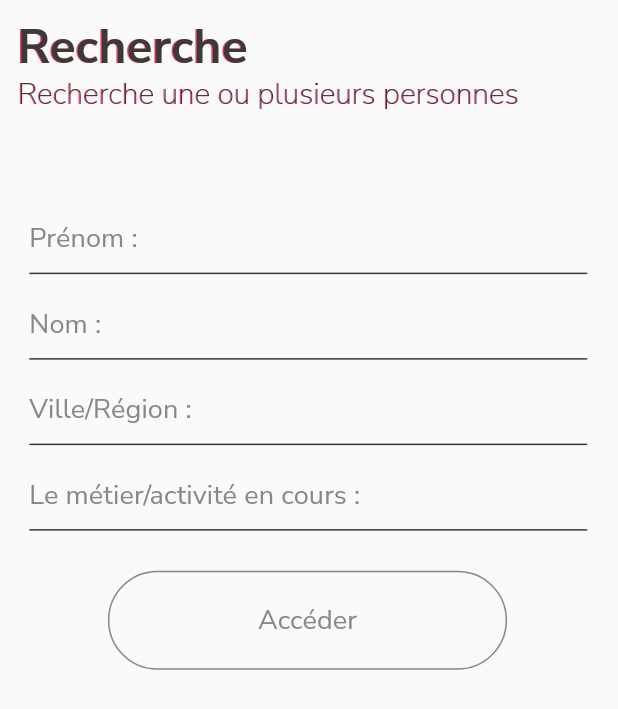
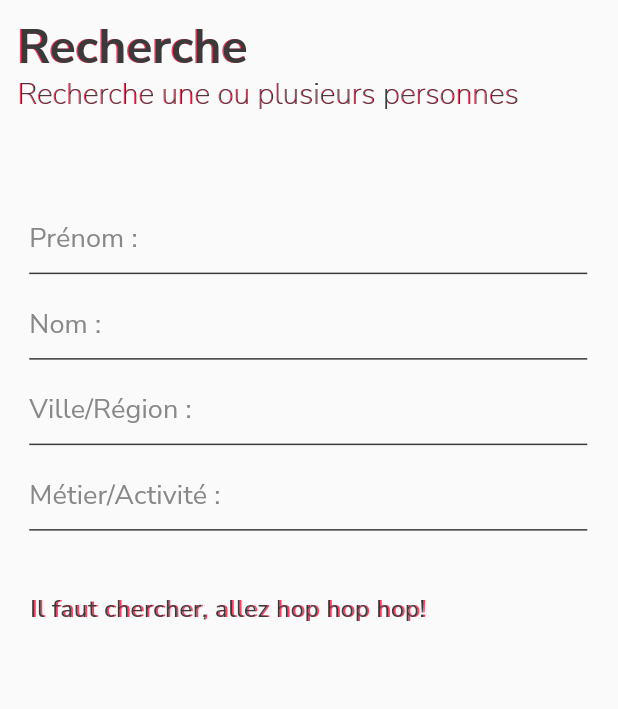
Before and after one commit to Elymne/red-flags, a Flutter app: the screen it shows after launch, on a phone screen of 412 x 824 dp. Shown: the top 709 px of the screen. Run offline on Flutter 3.47's test engine with Material 3 defaults, Android fonts, the phone set to English and light mode, and no system bars; our stand-ins replace dio, flutter_dotenv, flutter_riverpod, google_fonts; generated files the repository leaves out were written again.

Commit message:
Inprogress : adding desc text

```diff
--- a/lib/app/screens/search_screen.dart
+++ b/lib/app/screens/search_screen.dart
@@ -6,9 +6,10 @@ import 'package:flutter_gen/gen_l10n/app_localizations.dart';
 import 'package:red_flags/app/widgets/fantom_widget.dart';
 import 'package:red_flags/app/widgets/shakle_input.dart';
 import 'package:red_flags/app/widgets/shakle_outlined_button.dart';
+import 'package:red_flags/app/widgets/shakle_text.dart';
 import 'package:red_flags/app/widgets/title_container.dart';
-import 'package:red_flags/models/person.model.dart';
 import 'package:red_flags/providers/persons/search_persons.provider.dart';
+import 'package:red_flags/providers/provider_value.dart';
 
 class SearchScreen extends ConsumerStatefulWidget {
   const SearchScreen({super.key});
@@ -38,6 +39,7 @@ class _State extends ConsumerState<SearchScreen> with TickerProviderStateMixin {
   @override
   Widget build(BuildContext context) {
     final persons = ref.watch(searchPersonsProvider).value;
+    final indexResult = _getIndexResult();
 
     return Scaffold(
       body: Column(
@@ -113,19 +115,34 @@ class _State extends ConsumerState<SearchScreen> with TickerProviderStateMixin {
               ),
             ),
           ),
+
+          // TODO : Message helper (error, advice, guidance).
+          SizedBox(height: 20),
+          if (indexResult == 0)
+            Padding(
+              padding: const EdgeInsets.symmetric(horizontal: 20.0, vertical: 10.0),
+              child: ShakleText(
+                "Il faut chercher, allez hop hop hop!",
+                style: Theme.of(context).textTheme.bodyLarge,
+                animColor: Theme.of(context).colorScheme.primary,
+                hasIdleAnim: true,
+              ),
+            ),
+
           // Validation Button with result number.
-          FantomWidget(
-            duration: Duration(milliseconds: 2000),
-            child: SizedBox(
+          SizedBox(
             height: 100,
             child: PageView(
               controller: _pageController,
               physics: NeverScrollableScrollPhysics(),
               children: [
+                // Default value.
+                SizedBox(),
+                // Not found.
                 Align(
                   alignment: Alignment.center,
                   child: ShakleOutlinedButton(
-                      AppLocalizations.of(context)!.searchButton,
+                    AppLocalizations.of(context)!.noneButton,
                     animColor: Theme.of(context).colorScheme.primary,
                     isActive: false,
                     onPressed: () {
@@ -133,11 +150,11 @@ class _State extends ConsumerState<SearchScreen> with TickerProviderStateMixin {
                     },
                   ),
                 ),
-
+                // Found.
                 Align(
                   alignment: Alignment.center,
                   child: ShakleOutlinedButton(
-                      "${AppLocalizations.of(context)!.searchButton} (${persons.length})",
+                    "${AppLocalizations.of(context)!.lookButton} (${persons.length})",
                     animColor: Theme.of(context).colorScheme.primary,
                     isActive: true,
                     onPressed: () {
@@ -145,7 +162,7 @@ class _State extends ConsumerState<SearchScreen> with TickerProviderStateMixin {
                     },
                   ),
                 ),
-
+                // Not found and and you can create a new one.
                 Align(
                   alignment: Alignment.center,
                   child: ShakleOutlinedButton(
@@ -158,7 +175,6 @@ class _State extends ConsumerState<SearchScreen> with TickerProviderStateMixin {
                   ),
                 ),
               ],
-              ),
             ),
           ),
         ],
@@ -176,26 +192,40 @@ class _State extends ConsumerState<SearchScreen> with TickerProviderStateMixin {
       await ref
           .read(searchPersonsProvider.notifier)
           .search(firstname: _firstname, lastname: _lastname, zoneName: _zonename, jobname: _jobname);
-      // Get persons from search ahead.
-      final persons = ref.read(searchPersonsProvider).value;
-      // Switch to ListView Screen Button.
-      if (persons.isNotEmpty) {
-        _pageController.animateToPage(1, duration: Duration(milliseconds: 200), curve: Curves.easeIn);
+
+      // Display the correct button depending of result from provider (found, not found, error).
+      final index = _getIndexResult();
+      if (index > 3) {
+        // An index higher than 3 mean an error occured.
+        _pageController.animateToPage(0, duration: Duration(milliseconds: 400), curve: Curves.easeIn);
         return;
       }
-      // Switch to CreateNew Screen Button.
-      if (_firstname.isNotEmpty &&
-          _lastname.isNotEmpty &&
-          _zonename.isNotEmpty &&
-          _jobname.isNotEmpty &&
-          persons.isNotEmpty &&
-          persons.isEmpty) {
-        _pageController.animateToPage(2, duration: Duration(milliseconds: 200), curve: Curves.easeIn);
-        return;
-      }
-      // Switch to Disabled Button.
-      _pageController.animateToPage(0, duration: Duration(milliseconds: 200), curve: Curves.easeIn);
+      _pageController.animateToPage(_getIndexResult(), duration: Duration(milliseconds: 400), curve: Curves.easeIn);
       return;
     });
   }
+
+  /// This function simply give us the correct button to display + correct message.
+  int _getIndexResult() {
+    // Get persons from search ahead.
+    final providerValue = ref.read(searchPersonsProvider);
+    // An error occured while fetching data.
+    if (providerValue.state == ProviderState.failure) {
+      return 4;
     }
+    // Switch to ListView Screen Button.
+    if (providerValue.value.isNotEmpty) {
+      return 2;
+    }
+    // Switch to CreateNew Screen Button.
+    if (_firstname.isNotEmpty && _lastname.isNotEmpty && _zonename.isNotEmpty && _jobname.isNotEmpty && providerValue.value.isEmpty) {
+      return 3;
+    }
+    // Switch to Disabled Button.
+    if (_firstname.isNotEmpty || _lastname.isNotEmpty || _zonename.isNotEmpty || _jobname.isNotEmpty) {
+      return 1;
+    }
+    // Default stance.
+    return 0;
+  }
+}
```
Also changed, not shown: lib/core/l10n/app_fr.arb (+13 -8 lines). Lines whose indentation alone changed are shown as unchanged.
